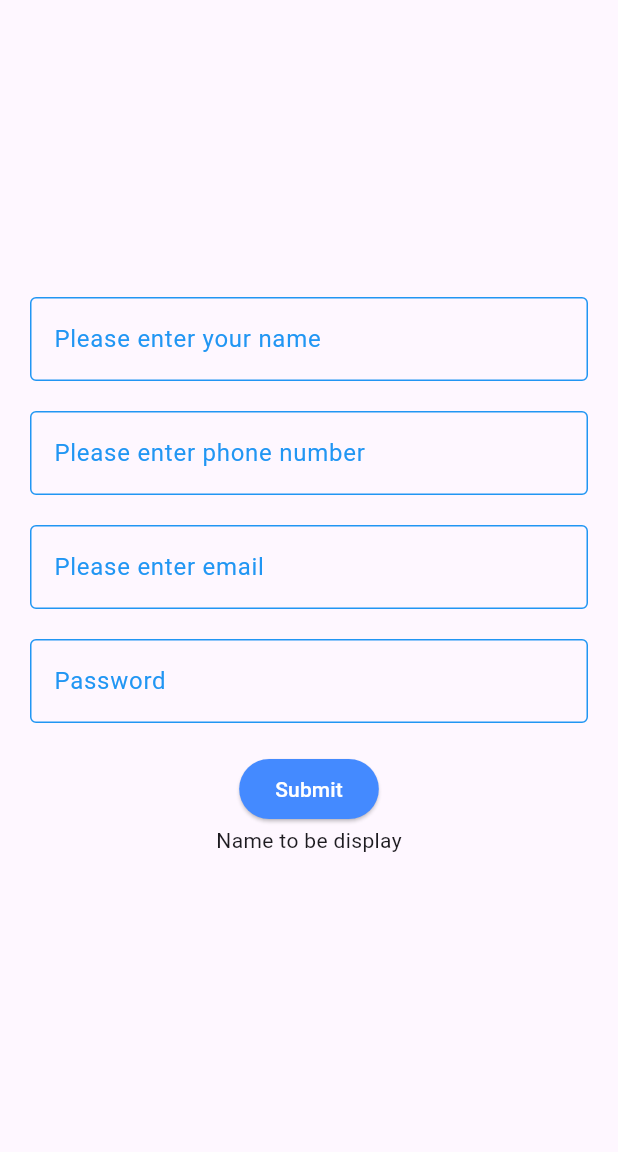
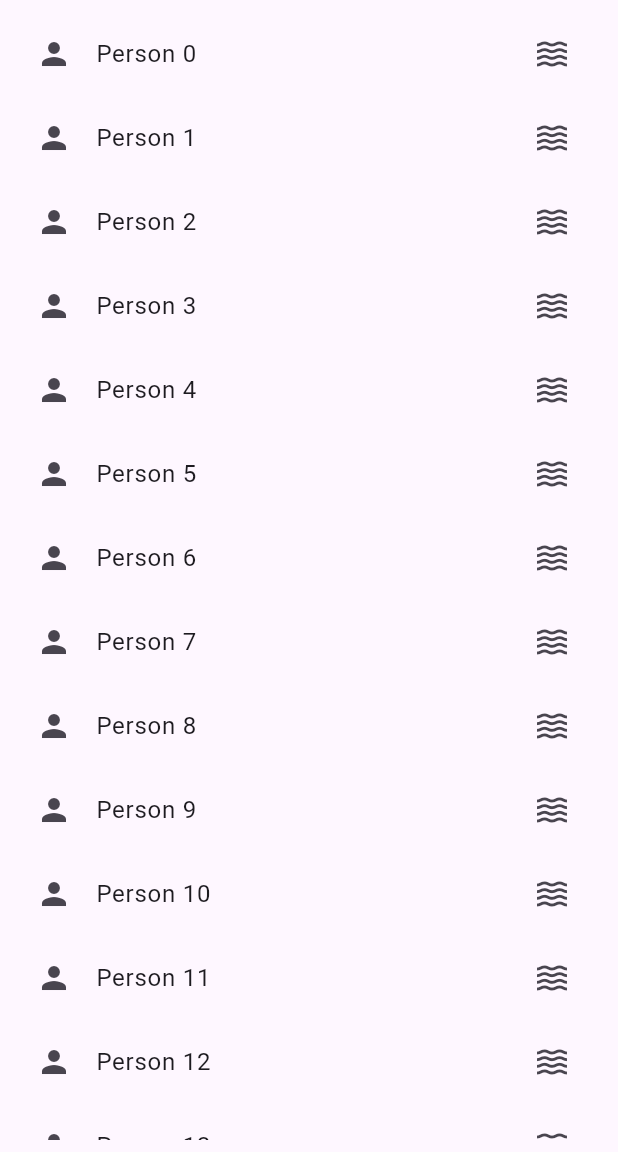
Before and after one commit to ngobiea/flutter_app, a Flutter app: the screen it shows after launch, on a phone screen of 412 x 824 dp, the part 84-1236 px from its top. Run offline on Flutter 3.47's test engine with Material 3 defaults, Android fonts, the phone set to English and light mode, and no system bars.

Commit message:
responsive layout

```diff
--- a/lib/main.dart
+++ b/lib/main.dart
@@ -24,14 +24,6 @@ class MainPage extends StatefulWidget {
 }
 
 class _MainPageState extends State<MainPage> {
-  var indexClicked = 0;
-  String text = 'None Clicked';
-  String name = 'Name to be display';
-  TextEditingController nameController = TextEditingController();
-  TextEditingController numberController = TextEditingController();
-  TextEditingController emailController = TextEditingController();
-  TextEditingController passwordController = TextEditingController();
-
   @override
   void initState() {
     super.initState();
@@ -39,15 +31,14 @@ class _MainPageState extends State<MainPage> {
 
   @override
   void dispose() {
-    nameController.dispose();
-    numberController.dispose();
-    emailController.dispose();
-    passwordController.dispose();
     super.dispose();
   }
 
   @override
   Widget build(BuildContext context) {
+    double width = MediaQuery.of(context).size.width;
+    double height = MediaQuery.of(context).size.height;
+    Orientation orientation = MediaQuery.of(context).orientation;
     return Scaffold(
       appBar: AppBar(
         backgroundColor: Colors.blueGrey[400],
@@ -62,111 +53,70 @@ class _MainPageState extends State<MainPage> {
           ),
         ),
       ),
-      body: Center(
-        child: Padding(
-          padding: const EdgeInsets.all(20.0),
-          child: SingleChildScrollView(
-            child: Column(
-              mainAxisAlignment: MainAxisAlignment.center,
-              children: [
-                AppTextField(
-                  controller: nameController,
-                  hint: 'Please enter your name',
-                  type: TextInputType.text,
-                ),
-                const SizedBox(height: 20),
-                AppTextField(
-                  controller: numberController,
-                  hint: 'Please enter phone number',
-                  type: TextInputType.number,
-                ),
-                const SizedBox(height: 20),
-                AppTextField(
-                  controller: emailController,
-                  hint: 'Please enter email',
-                  type: TextInputType.emailAddress,
-                ),
-                const SizedBox(height: 20),
-                AppTextField(
-                  controller: passwordController,
-                  hint: 'Password',
-                  type: TextInputType.text,
-                ),
-                const SizedBox(height: 20),
-                ElevatedButton(
-                  onPressed: () {
-                    setState(() {
-                      name = nameController.text;
-                    });
-                  },
-                  style: ElevatedButton.styleFrom(
-                    backgroundColor: Colors.blueAccent,
-                  ),
-                  child: const Text(
-                    'Submit',
-                    style: TextStyle(
-                      color: Colors.white,
-                    ),
-                  ),
-                ),
-                Text(name)
-              ],
-            ),
-          ),
+      // body: width < 480 ? ListData() : GridData(),
+      // body: orientation == Orientation.portrait
+      //     ? const ListData()
+      //     : const GridData(),
+      body: Padding(
+        padding: const EdgeInsets.all(8.0),
+        child: LayoutBuilder(
+          builder: (context, constraints) {
+            print('Media: $width');
+            print('Builder: ${constraints.maxWidth}');
+            if (constraints.maxWidth > 1200) {
+              return const GridData(
+                aspectRation: 8,
+              );
+            }else if(constraints.maxWidth>800){
+              return const GridData(
+                aspectRation: 4,
+              );
+            }
+            return const ListData();
+          },
         ),
       ),
     );
   }
 }
 
-class AppTextField extends StatelessWidget {
-  const AppTextField({
+class ListData extends StatelessWidget {
+  const ListData({
     super.key,
-    required this.controller,
-    required this.hint,
-    required this.type,
-    // required this.isPassword,
   });
-
-  final TextEditingController controller;
-  final String hint;
-  final TextInputType type;
-  // final bool isPassword;
 
   @override
   Widget build(BuildContext context) {
-    return TextField(
-      controller: controller,
-      decoration: InputDecoration(
-        labelText: hint,
-        labelStyle: const TextStyle(color: Colors.blue),
-        focusedBorder: const OutlineInputBorder(
-          borderSide: BorderSide(
-            color: Colors.greenAccent,
-          ),
-        ),enabledBorder: const OutlineInputBorder(
-          borderSide: BorderSide(
-            color: Colors.blue,
-          )
-         ),
-        border: const OutlineInputBorder(
-          borderSide: BorderSide(
-            color: Colors.red,
-          ),
-          borderRadius: BorderRadius.all(
-            Radius.circular(
-              20,
-            ),
-          ),
-        ),
+    return ListView.builder(
+        itemCount: 20,
+        itemBuilder: (context, index) {
+          return ListTile(
+            leading: const Icon(Icons.person),
+            trailing: const Icon(Icons.waves),
+            title: Text("Person $index"),
+          );
+        });
+  }
+}
 
-        // focusColor: Colors.green,
-      ),
-      keyboardType: type,
-      cursorColor: Colors.greenAccent,
-      obscureText: hint == 'Password',
-      style: const TextStyle(
-        color: Colors.red,
+class GridData extends StatelessWidget {
+  const GridData({super.key, required this.aspectRation});
+  final double aspectRation;
+
+  @override
+  Widget build(BuildContext context) {
+    return GridView.count(
+      crossAxisCount: 2,
+      childAspectRatio: aspectRation,
+      children: List.generate(
+        20,
+        (index) {
+          return ListTile(
+            leading: const Icon(Icons.person),
+            trailing: const Icon(Icons.waves),
+            title: Text("Person $index"),
+          );
+        },
       ),
     );
   }
```
